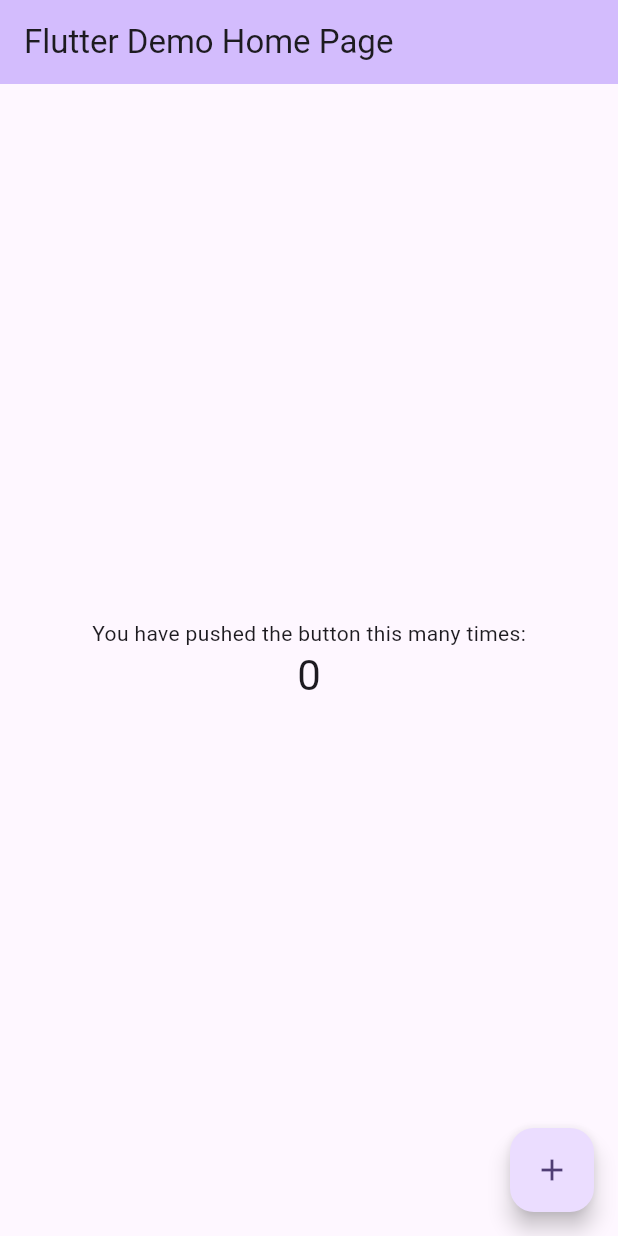
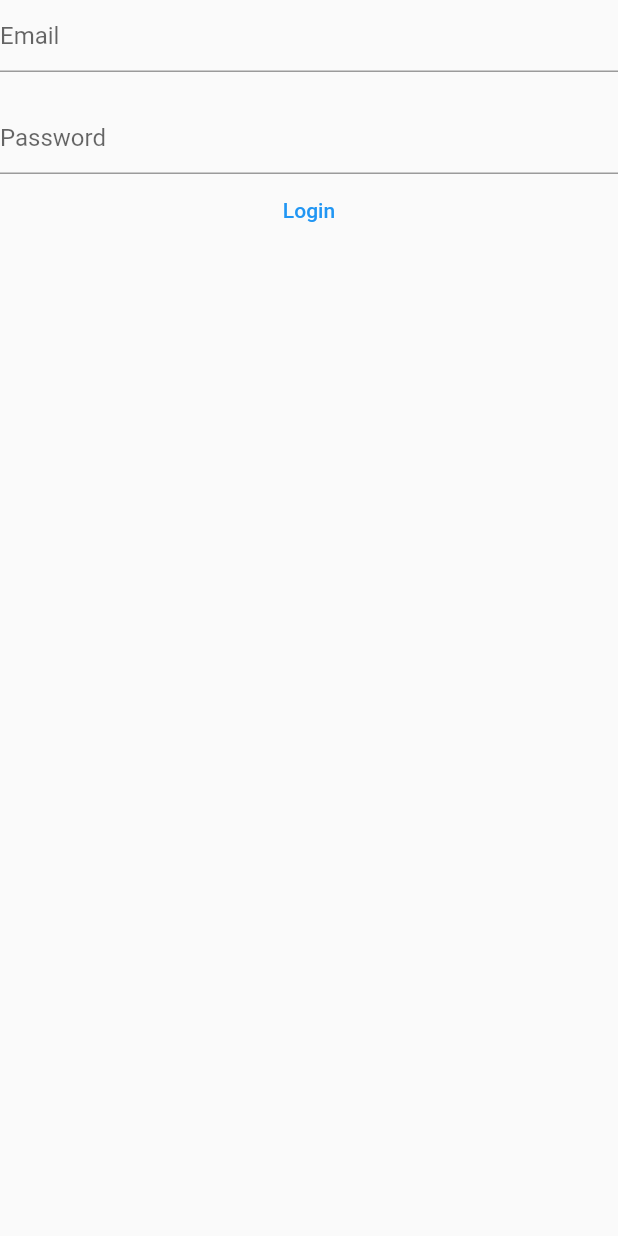
Before and after one commit to Gurung-Manish/HandyMan-Mobile, a Flutter app: the screen it shows after launch, on a phone screen of 412 x 824 dp. Run offline on Flutter 3.47's test engine with Material 2 defaults, Android fonts, the light colour scheme and no system bars; our stand-ins replace bloc, flutter_bloc, freezed_annotation.

Commit message:
flutter login bloc

```diff
--- /dev/null
+++ b/lib/features/login/data/models/login_api_model.dart
@@ -0,0 +1,14 @@
+import 'package:freezed_annotation/freezed_annotation.dart';
+part 'login_api_model.freezed.dart';
+part 'login_api_model.g.dart';
+
+@freezed
+class LoginApiModel with _$LoginApiModel {
+  const factory LoginApiModel({
+    required String email,
+    required String password,
+  }) = _LoginApiModel;
+
+  factory LoginApiModel.fromJson(Map<String, dynamic> json) =>
+      _$LoginApiModelFromJson(json);
+}
--- /dev/null
+++ b/lib/features/login/data/models/login_api_response.dart
@@ -0,0 +1,22 @@
+import 'package:freezed_annotation/freezed_annotation.dart';
+part 'login_api_response.freezed.dart';
+part 'login_api_response.g.dart';
+
+@freezed
+class LoginApiResponse with _$LoginApiResponse {
+  const factory LoginApiResponse({
+    String? userId,
+    String? username,
+    String? password,
+    String? email,
+    String? phoneNumber,
+    String? addressLine1,
+    String? addressLine2,
+    String? postCode,
+    String? city,
+    String? role,
+  }) = _LoginApiResponse;
+
+  factory LoginApiResponse.fromJson(Map<String, dynamic> json) =>
+      _$LoginApiResponseFromJson(json);
+}
--- /dev/null
+++ b/lib/features/login/presentation/bloc/login_bloc.dart
@@ -0,0 +1,21 @@
+import 'package:bloc/bloc.dart';
+import 'package:freezed_annotation/freezed_annotation.dart';
+
+import '../../data/models/login_api_model.dart';
+
+part 'login_event.dart';
+part 'login_state.dart';
+part 'login_bloc.freezed.dart';
+
+class LoginBloc extends Bloc<LoginEvent, LoginState> {
+  LoginBloc() : super(LoginInitialState()) {
+    on<_onLogin>((event, emit) async {
+      // TODO: implement event handler
+      emit(LoginState.loading());
+      print(event.loginApiModel.email);
+      await Future.delayed(Duration(seconds: 2), () {
+        emit(LoginState.loaded());
+      });
+    });
+  }
+}
--- /dev/null
+++ b/lib/features/login/presentation/bloc/login_event.dart
@@ -0,0 +1,7 @@
+part of 'login_bloc.dart';
+
+@freezed
+class LoginEvent with _$LoginEvent {
+  const factory LoginEvent.onLogin({required LoginApiModel loginApiModel}) =
+      _onLogin;
+}
--- /dev/null
+++ b/lib/features/login/presentation/bloc/login_state.dart
@@ -0,0 +1,9 @@
+part of 'login_bloc.dart';
+
+@freezed
+class LoginState with _$LoginState {
+  const factory LoginState.initial() = LoginInitialState;
+  const factory LoginState.loading() = LoginLoadingState;
+  const factory LoginState.loaded() = LoginLoadedState;
+  const factory LoginState.error() = LoginErrorState;
+}
--- /dev/null
+++ b/lib/features/login/presentation/pages/login_page.dart
@@ -0,0 +1,71 @@
+import 'package:flutter/material.dart';
+import 'package:flutter_bloc/flutter_bloc.dart';
+import 'package:handyman_mobile/features/login/data/models/login_api_model.dart';
+import 'package:handyman_mobile/features/login/presentation/bloc/login_bloc.dart';
+
+class LoginPage extends StatelessWidget {
+  const LoginPage({super.key});
+
+  @override
+  Widget build(BuildContext context) {
+    final _formKey = GlobalKey<FormState>();
+    final _emailController = TextEditingController();
+    final _passwordController = TextEditingController();
+
+    return Scaffold(
+      body: Form(
+        key: _formKey,
+        child: Column(
+          children: [
+            TextFormField(
+              controller: _emailController,
+              decoration: InputDecoration(
+                hintText: "Email",
+              ),
+            ),
+            SizedBox(
+              height: 20,
+            ),
+            TextFormField(
+              controller: _passwordController,
+              obscureText: true,
+              decoration: InputDecoration(
+                hintText: "Password",
+              ),
+            ),
+            TextButton(
+                onPressed: () => {
+                      if (_formKey.currentState!.validate())
+                        {
+                          context.read<LoginBloc>().add(
+                                LoginEvent.onLogin(
+                                  loginApiModel: LoginApiModel(
+                                      email: _emailController.text,
+                                      password: _passwordController.text),
+                                ),
+                              ),
+                          // If the form is valid, display a snackbar. In the real world,
+                          // you'd often call a server or save the information in a database.
+                          ScaffoldMessenger.of(context).showSnackBar(
+                            const SnackBar(content: Text('Loading')),
+                          )
+                        }
+                    },
+                child: Text("Login")),
+            BlocBuilder<LoginBloc, LoginState>(
+              builder: (context, state) {
+                if (state is LoginLoadingState) {
+                  return CircularProgressIndicator();
+                } else if (state is LoginLoadedState) {
+                  return Text("done");
+                } else {
+                  return SizedBox();
+                }
+              },
+            )
+          ],
+        ),
+      ),
+    );
+  }
+}
--- a/lib/main.dart
+++ b/lib/main.dart
@@ -1,4 +1,8 @@
 import 'package:flutter/material.dart';
+import 'package:flutter_bloc/flutter_bloc.dart';
+
+import 'features/login/presentation/bloc/login_bloc.dart';
+import 'features/login/presentation/pages/login_page.dart';
 
 void main() {
   runApp(const MyApp());
@@ -7,119 +11,14 @@ void main() {
 class MyApp extends StatelessWidget {
   const MyApp({super.key});
 
-  // This widget is the root of your application.
   @override
   Widget build(BuildContext context) {
     return MaterialApp(
-      title: 'Flutter Demo',
-      theme: ThemeData(
-        // This is the theme of your application.
-        //
-        // TRY THIS: Try running your application with "flutter run". You'll see
-        // the application has a blue toolbar. Then, without quitting the app,
-        // try changing the seedColor in the colorScheme below to Colors.green
-        // and then invoke "hot reload" (save your changes or press the "hot
-        // reload" button in a Flutter-supported IDE, or press "r" if you used
-        // the command line to start the app).
-        //
-        // Notice that the counter didn't reset back to zero; the application
-        // state is not lost during the reload. To reset the state, use hot
-        // restart instead.
-        //
-        // This works for code too, not just values: Most code changes can be
-        // tested with just a hot reload.
-        colorScheme: ColorScheme.fromSeed(seedColor: Colors.deepPurple),
-        useMaterial3: true,
-      ),
-      home: const MyHomePage(title: 'Flutter Demo Home Page'),
+      home: MultiBlocProvider(providers: [
+        BlocProvider(
+          create: (context) => LoginBloc(),
+        )
+      ], child: LoginPage()),
     );
   }
 }
-
-class MyHomePage extends StatefulWidget {
-  const MyHomePage({super.key, required this.title});
-
-  // This widget is the home page of your application. It is stateful, meaning
-  // that it has a State object (defined below) that contains fields that affect
-  // how it looks.
-
-  // This class is the configuration for the state. It holds the values (in this
-  // case the title) provided by the parent (in this case the App widget) and
-  // used by the build method of the State. Fields in a Widget subclass are
-  // always marked "final".
-
-  final String title;
-
-  @override
-  State<MyHomePage> createState() => _MyHomePageState();
-}
-
-class _MyHomePageState extends State<MyHomePage> {
-  int _counter = 0;
-
-  void _incrementCounter() {
-    setState(() {
-      // This call to setState tells the Flutter framework that something has
-      // changed in this State, which causes it to rerun the build method below
-      // so that the display can reflect the updated values. If we changed
-      // _counter without calling setState(), then the build method would not be
-      // called again, and so nothing would appear to happen.
-      _counter++;
-    });
-  }
-
-  @override
-  Widget build(BuildContext context) {
-    // This method is rerun every time setState is called, for instance as done
-    // by the _incrementCounter method above.
-    //
-    // The Flutter framework has been optimized to make rerunning build methods
-    // fast, so that you can just rebuild anything that needs updating rather
-    // than having to individually change instances of widgets.
-    return Scaffold(
-      appBar: AppBar(
-        // TRY THIS: Try changing the color here to a specific color (to
-        // Colors.amber, perhaps?) and trigger a hot reload to see the AppBar
-        // change color while the other colors stay the same.
-        backgroundColor: Theme.of(context).colorScheme.inversePrimary,
-        // Here we take the value from the MyHomePage object that was created by
-        // the App.build method, and use it to set our appbar title.
-        title: Text(widget.title),
-      ),
-      body: Center(
-        // Center is a layout widget. It takes a single child and positions it
-        // in the middle of the parent.
-        child: Column(
-          // Column is also a layout widget. It takes a list of children and
-          // arranges them vertically. By default, it sizes itself to fit its
-          // children horizontally, and tries to be as tall as its parent.
-          //
-          // Column has various properties to control how it sizes itself and
-          // how it positions its children. Here we use mainAxisAlignment to
-          // center the children vertically; the main axis here is the vertical
-          // axis because Columns are vertical (the cross axis would be
-          // horizontal).
-          //
-          // TRY THIS: Invoke "debug painting" (choose the "Toggle Debug Paint"
-          // action in the IDE, or press "p" in the console), to see the
-          // wireframe for each widget.
-          mainAxisAlignment: MainAxisAlignment.center,
-          children: <Widget>[
-            const Text(
-              'You have pushed the button this many times:',
-            ),
-            Text(
-              '$_counter',
-              style: Theme.of(context).textTheme.headlineMedium,
-            ),
-          ],
-        ),
-      ),
-      floatingActionButton: FloatingActionButton(
-        onPressed: _incrementCounter,
-        tooltip: 'Increment',
-        child: const Icon(Icons.add),
-      ), // This trailing comma makes auto-formatting nicer for build methods.
-    );
-  }
-}
--- /dev/null
+++ b/note.txt
@@ -0,0 +1 @@
+flutter pub run build_runner watch --delete-conflicting-outputs
```
Also changed, not shown: pubspec.yaml (+9 -47 lines), lib/features/login/data/models/login_api_model.freezed.dart (added), lib/features/login/data/models/login_api_model.g.dart (added), lib/features/login/data/models/login_api_response.freezed.dart (added), lib/features/login/data/models/login_api_response.g.dart (added), lib/features/login/presentation/bloc/login_bloc.freezed.dart (added), pubspec.lock, 1 other file.
